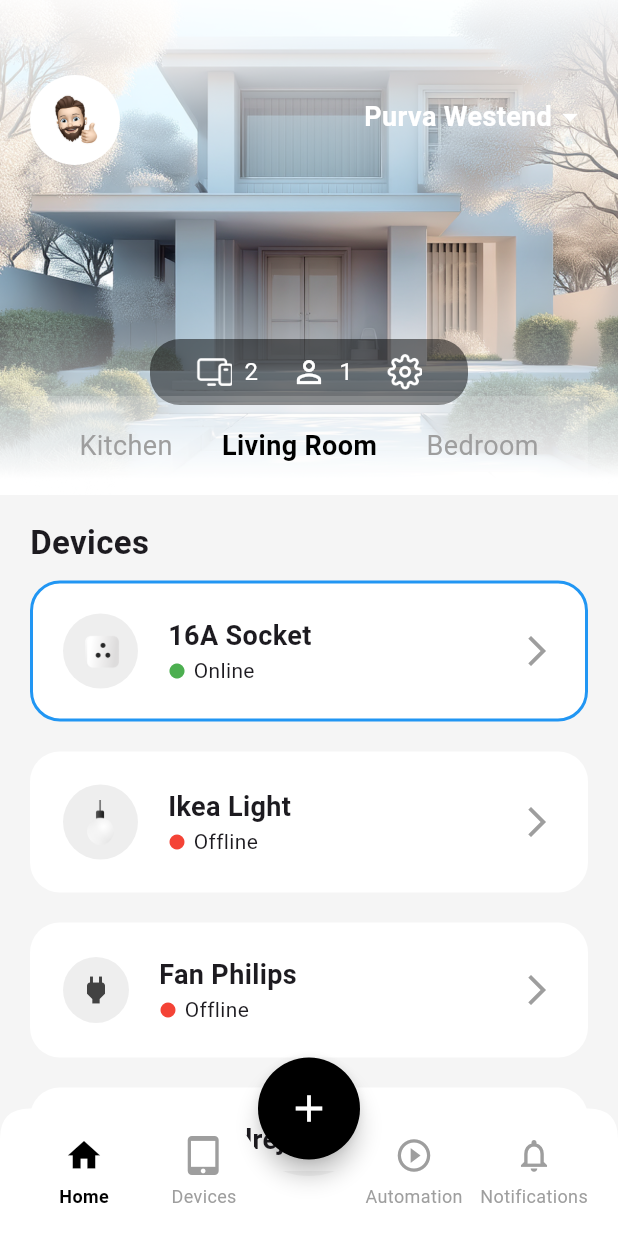
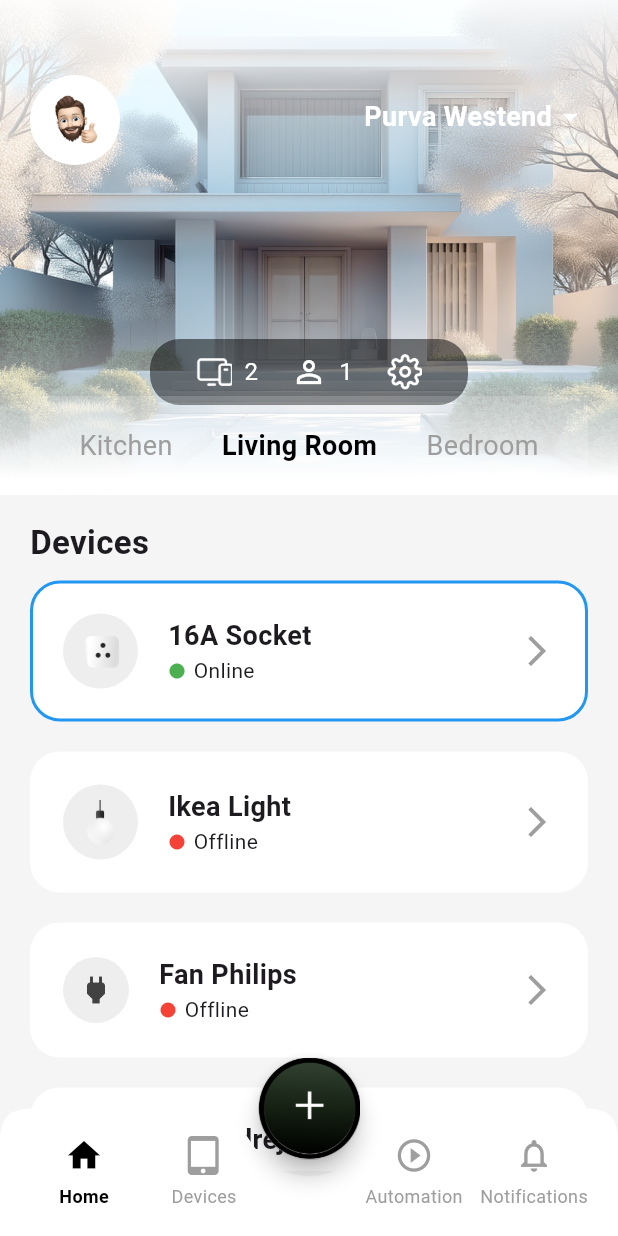
Before and after one commit to mohd-afid/machine_task, a Flutter app: the screen it shows after launch, on a phone screen of 412 x 824 dp. Run offline on Flutter 3.47's test engine with Material 3 defaults, Android fonts, the phone set to English and light mode, and no system bars.

Commit message:
design fix

```diff
--- a/lib/presentation/screens/home_screen.dart
+++ b/lib/presentation/screens/home_screen.dart
@@ -53,12 +53,12 @@ class _HomeScreenState extends State<HomeScreen> {
               const SnackBar(content: Text('Add new device')),
             );
           },
-          backgroundColor: Colors.black,
+          backgroundColor: Colors.transparent,
           shape: const CircleBorder(),
-          child: const Icon(
-            Icons.add,
-            color: Colors.white,
-            size: 30,
+          child: Image.asset(
+            'lib/assets/icons/center_plus_button.png',
+            width: 80,
+            height: 80,
           ),
         ),
       ),
```
Also changed, not shown: lib/assets/icons/center_plus_button.png (added).
